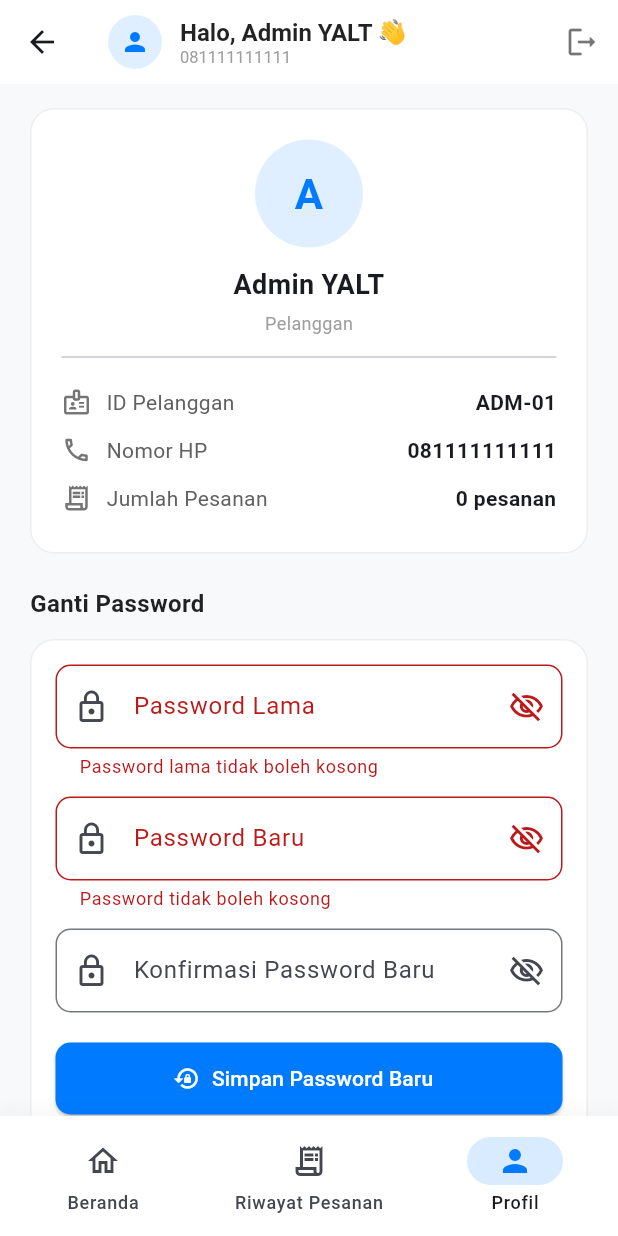
After one commit to iniFaiz/yalt-laundry, a Flutter app: the CustomerHomeScreen screen opened directly with sample values from the repository, item 3 of the bottom bar chosen, after a tap on "Simpan Password Baru", on a phone screen of 412 x 824 dp. The commit adds this screen. Run offline on Flutter 3.47's test engine with Material 3 defaults, Android fonts, the phone set to English and light mode, and no system bars; our stand-ins replace flutter_svg; accounts and stored records are empty.

Commit message:
feat: add profile screen with password change functionality and validation

```diff
--- a/lib/models/customer_model.dart
+++ b/lib/models/customer_model.dart
@@ -2,14 +2,14 @@ class CustomerModel {
   final String id;
   String _name; // private, diubah lewat setter
   String _phone; // private, diubah lewat setter
-  final String password;
+  String _password; // private, diubah lewat setter
   final String role; // 'Customer' atau 'Admin'
 
   CustomerModel({
     required this.id,
     required this._name, // dipanggil dengan nama parameter name
     required this._phone, // dipanggil dengan nama parameter phone
-    this.password = 'ayamgoreng',
+    this._password = 'ayamgoreng', // dipanggil dengan nama parameter password
     this.role = 'Customer',
   });
 
@@ -35,6 +35,32 @@ class CustomerModel {
       throw ArgumentError(error);
     }
     _phone = value.trim();
+  }
+
+  // getter password akun
+  String get password => _password;
+
+  // setter password akun, divalidasi dulu sebelum disimpan
+  set password(String value) {
+    final error = validatePassword(value);
+    if (error != null) {
+      throw ArgumentError(error);
+    }
+    _password = value;
+  }
+
+  // validasi password baru, minimal 6 karakter tanpa spasi
+  static String? validatePassword(String value) {
+    if (value.isEmpty) {
+      return 'Password tidak boleh kosong';
+    }
+    if (value.length < 6) {
+      return 'Password minimal 6 karakter';
+    }
+    if (value.contains(' ')) {
+      return 'Password tidak boleh mengandung spasi';
+    }
+    return null;
   }
 
   // validasi nama, return pesan error atau null jika valid
--- a/lib/screens/customer/customer_home_screen.dart
+++ b/lib/screens/customer/customer_home_screen.dart
@@ -4,6 +4,7 @@ import '../../models/customer_model.dart';
 import '../../models/service_model.dart';
 import '../login_screen.dart';
 import 'order_detail_screen.dart';
+import 'profile_screen.dart';
 
 class CustomerHomeScreen extends StatefulWidget {
   final CustomerModel customer;
@@ -172,6 +173,9 @@ class _CustomerHomeScreenState extends State<CustomerHomeScreen> with WidgetsBin
       // tampilkan loading indicator jika proses asinkron awal masih berjalan
       body: _isLoading
           ? const Center(child: CircularProgressIndicator())
+          // tab profil tidak perlu tarik untuk refresh
+          : _currentIndex == 2
+              ? ProfileScreen(customer: widget.customer)
               : RefreshIndicator(
                   onRefresh: _handleRefresh,
                   child: _currentIndex == 0
@@ -210,6 +214,11 @@ class _CustomerHomeScreenState extends State<CustomerHomeScreen> with WidgetsBin
               icon: Icon(Icons.receipt_long_outlined),
               selectedIcon: Icon(Icons.receipt_long_rounded, color: Color(0xFF007BFF)),
               label: 'Riwayat Pesanan',
+            ),
+            NavigationDestination(
+              icon: Icon(Icons.person_outline),
+              selectedIcon: Icon(Icons.person, color: Color(0xFF007BFF)),
+              label: 'Profil',
             ),
           ],
         ),
--- /dev/null
+++ b/lib/screens/customer/profile_screen.dart
@@ -0,0 +1,253 @@
+import 'package:flutter/material.dart';
+import '../../models/customer_model.dart';
+import '../../models/order_model.dart';
+
+/// Halaman profil pelanggan, ditampilkan sebagai tab ketiga di beranda pelanggan.
+/// Berisi data akun dan form ganti password.
+class ProfileScreen extends StatefulWidget {
+  final CustomerModel customer;
+
+  const ProfileScreen({super.key, required this.customer});
+
+  @override
+  State<ProfileScreen> createState() => _ProfileScreenState();
+}
+
+class _ProfileScreenState extends State<ProfileScreen> {
+  // key form untuk menjalankan validasi input
+  final _formKey = GlobalKey<FormState>();
+
+  final _oldPasswordController = TextEditingController();
+  final _newPasswordController = TextEditingController();
+  final _confirmPasswordController = TextEditingController();
+
+  // status sembunyikan teks tiap kolom password
+  bool _obscureOld = true;
+  bool _obscureNew = true;
+  bool _obscureConfirm = true;
+
+  bool _isSaving = false; // status loading saat proses simpan asinkron
+
+  @override
+  void dispose() {
+    // controller dibersihkan agar tidak memory leak
+    _oldPasswordController.dispose();
+    _newPasswordController.dispose();
+    _confirmPasswordController.dispose();
+    super.dispose();
+  }
+
+  // fungsi simpan password baru secara asinkron
+  Future<void> _changePassword() async {
+    // tutup keyboard lalu hentikan proses jika ada input yang tidak valid
+    FocusScope.of(context).unfocus();
+    if (!_formKey.currentState!.validate()) return;
+
+    setState(() {
+      _isSaving = true;
+    });
+
+    // simulasi request penyimpanan password ke server
+    await Future.delayed(const Duration(milliseconds: 600));
+    if (!mounted) return;
+
+    setState(() {
+      // ubah password lewat setter model
+      widget.customer.password = _newPasswordController.text;
+      _isSaving = false;
+    });
+
+    // kosongkan semua kolom form setelah berhasil
+    _formKey.currentState!.reset();
+
+    ScaffoldMessenger.of(context).hideCurrentSnackBar();
+    ScaffoldMessenger.of(context).showSnackBar(
+      const SnackBar(
+        backgroundColor: Colors.green,
+        content: Text('Password berhasil diubah. Gunakan password baru saat login berikutnya.'),
+      ),
+    );
+  }
+
+  @override
+  Widget build(BuildContext context) {
+    final customer = widget.customer;
+    // hitung jumlah pesanan milik pelanggan berdasarkan nomor hp
+    final orderCount = OrderModel.dummyOrders.where((o) => o.customerPhone == customer.phone).length;
+
+    return ListView(
+      padding: const EdgeInsets.symmetric(horizontal: 20, vertical: 16),
+      children: [
+        // KARTU DATA AKUN
+        Container(
+          padding: const EdgeInsets.all(20),
+          decoration: BoxDecoration(
+            color: Colors.white,
+            borderRadius: BorderRadius.circular(16),
+            border: Border.all(color: Colors.grey.shade200),
+          ),
+          child: Column(
+            children: [
+              CircleAvatar(
+                radius: 36,
+                backgroundColor: const Color(0xFF007BFF).withValues(alpha: 0.12),
+                child: Text(
+                  customer.name[0].toUpperCase(),
+                  style: const TextStyle(fontSize: 28, fontWeight: FontWeight.bold, color: Color(0xFF007BFF)),
+                ),
+              ),
+              const SizedBox(height: 12),
+              Text(
+                customer.name,
+                textAlign: TextAlign.center,
+                style: const TextStyle(fontSize: 18, fontWeight: FontWeight.bold),
+              ),
+              const SizedBox(height: 4),
+              const Text('Pelanggan', style: TextStyle(fontSize: 12, color: Colors.grey)),
+              const Divider(height: 28),
+              _buildInfoRow(Icons.badge_outlined, 'ID Pelanggan', customer.id),
+              _buildInfoRow(Icons.phone_outlined, 'Nomor HP', customer.phone),
+              _buildInfoRow(Icons.receipt_long_outlined, 'Jumlah Pesanan', '$orderCount pesanan'),
+            ],
+          ),
+        ),
+
+        const SizedBox(height: 22),
+
+        // FORM GANTI PASSWORD
+        const Text(
+          'Ganti Password',
+          style: TextStyle(fontSize: 16, fontWeight: FontWeight.bold, color: Colors.black87),
+        ),
+        const SizedBox(height: 12),
+        Container(
+          padding: const EdgeInsets.all(16),
+          decoration: BoxDecoration(
+            color: Colors.white,
+            borderRadius: BorderRadius.circular(16),
+            border: Border.all(color: Colors.grey.shade200),
+          ),
+          child: Form(
+            key: _formKey,
+            child: Column(
+              crossAxisAlignment: CrossAxisAlignment.stretch,
+              children: [
+                _buildPasswordField(
+                  controller: _oldPasswordController,
+                  label: 'Password Lama',
+                  obscure: _obscureOld,
+                  onToggle: () => setState(() => _obscureOld = !_obscureOld),
+                  validator: (value) {
+                    if ((value ?? '').isEmpty) return 'Password lama tidak boleh kosong';
+                    // cocokkan dengan password akun memakai getter
+                    if (value != customer.password) return 'Password lama salah';
+                    return null;
+                  },
+                ),
+                const SizedBox(height: 12),
+                _buildPasswordField(
+                  controller: _newPasswordController,
+                  label: 'Password Baru',
+                  helperText: 'Minimal 6 karakter, tanpa spasi',
+                  obscure: _obscureNew,
+                  onToggle: () => setState(() => _obscureNew = !_obscureNew),
+                  validator: (value) {
+                    // validasi format memakai fungsi dari model
+                    final error = CustomerModel.validatePassword(value ?? '');
+                    if (error != null) return error;
+                    if (value == _oldPasswordController.text) {
+                      return 'Password baru harus berbeda dari password lama';
+                    }
+                    return null;
+                  },
+                ),
+                const SizedBox(height: 12),
+                _buildPasswordField(
+                  controller: _confirmPasswordController,
+                  label: 'Konfirmasi Password Baru',
+                  obscure: _obscureConfirm,
+                  onToggle: () => setState(() => _obscureConfirm = !_obscureConfirm),
+                  validator: (value) {
+                    if (value != _newPasswordController.text) return 'Konfirmasi password tidak sama';
+                    return null;
+                  },
+                ),
+                const SizedBox(height: 20),
+                SizedBox(
+                  height: 48,
+                  child: ElevatedButton.icon(
+                    onPressed: _isSaving ? null : _changePassword,
+                    style: ElevatedButton.styleFrom(
+                      backgroundColor: const Color(0xFF007BFF),
+                      foregroundColor: Colors.white,
+                      shape: RoundedRectangleBorder(borderRadius: BorderRadius.circular(10)),
+                    ),
+                    icon: _isSaving
+                        ? const SizedBox(
+                            width: 20,
+                            height: 20,
+                            child: CircularProgressIndicator(strokeWidth: 2, color: Colors.white),
+                          )
+                        : const Icon(Icons.lock_reset),
+                    label: Text(_isSaving ? 'Menyimpan...' : 'Simpan Password Baru'),
+                  ),
+                ),
+              ],
+            ),
+          ),
+        ),
+      ],
+    );
+  }
+
+  // baris info akun: ikon, label di kiri, nilai di kanan
+  Widget _buildInfoRow(IconData icon, String label, String value) {
+    return Padding(
+      padding: const EdgeInsets.symmetric(vertical: 6),
+      child: Row(
+        children: [
+          Icon(icon, size: 20, color: Colors.grey.shade600),
+          const SizedBox(width: 10),
+          Text(label, style: TextStyle(color: Colors.grey.shade700)),
+          const SizedBox(width: 12),
+          // Expanded agar nilai panjang dipotong, bukan overflow
+          Expanded(
+            child: Text(
+              value,
+              textAlign: TextAlign.right,
+              overflow: TextOverflow.ellipsis,
+              style: const TextStyle(fontWeight: FontWeight.w600),
+            ),
+          ),
+        ],
+      ),
+    );
+  }
+
+  // kolom password dengan tombol tampilkan / sembunyikan
+  Widget _buildPasswordField({
+    required TextEditingController controller,
+    required String label,
+    required bool obscure,
+    required VoidCallback onToggle,
+    required FormFieldValidator<String> validator,
+    String? helperText,
+  }) {
+    return TextFormField(
+      controller: controller,
+      obscureText: obscure,
+      decoration: InputDecoration(
+        labelText: label,
+        helperText: helperText,
+        prefixIcon: const Icon(Icons.lock_outline),
+        border: OutlineInputBorder(borderRadius: BorderRadius.circular(10)),
+        suffixIcon: IconButton(
+          icon: Icon(obscure ? Icons.visibility_off_outlined : Icons.visibility_outlined),
+          tooltip: obscure ? 'Tampilkan Password' : 'Sembunyikan Password',
+          onPressed: onToggle,
+        ),
+      ),
+      validator: validator,
+    );
+  }
+}
```
Also changed, not shown: 3 other files. Lines whose indentation alone changed are shown as unchanged.
